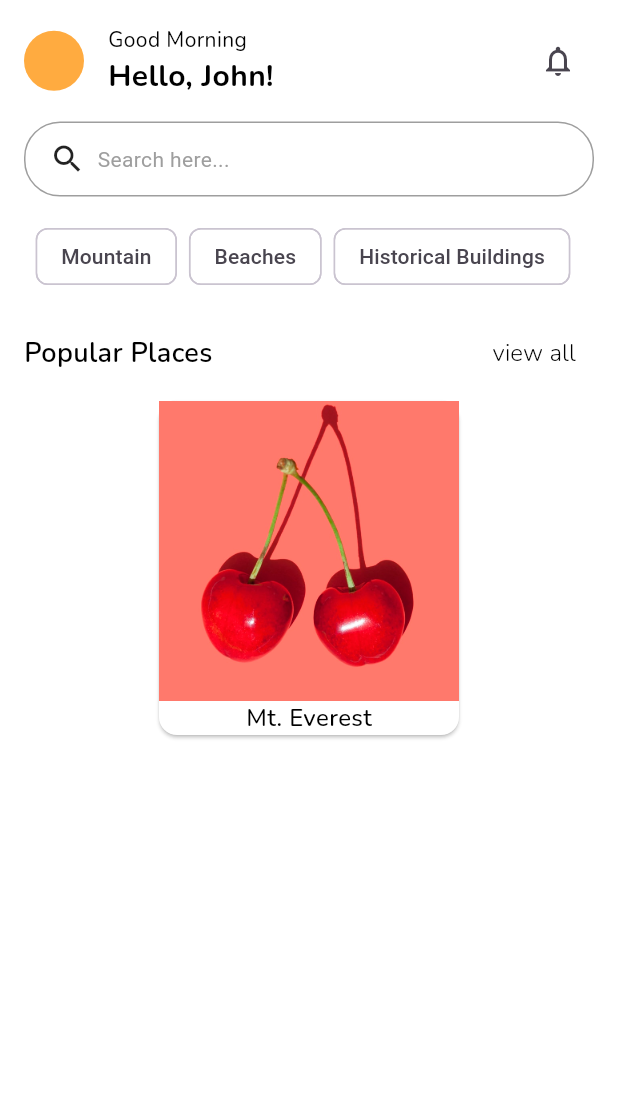
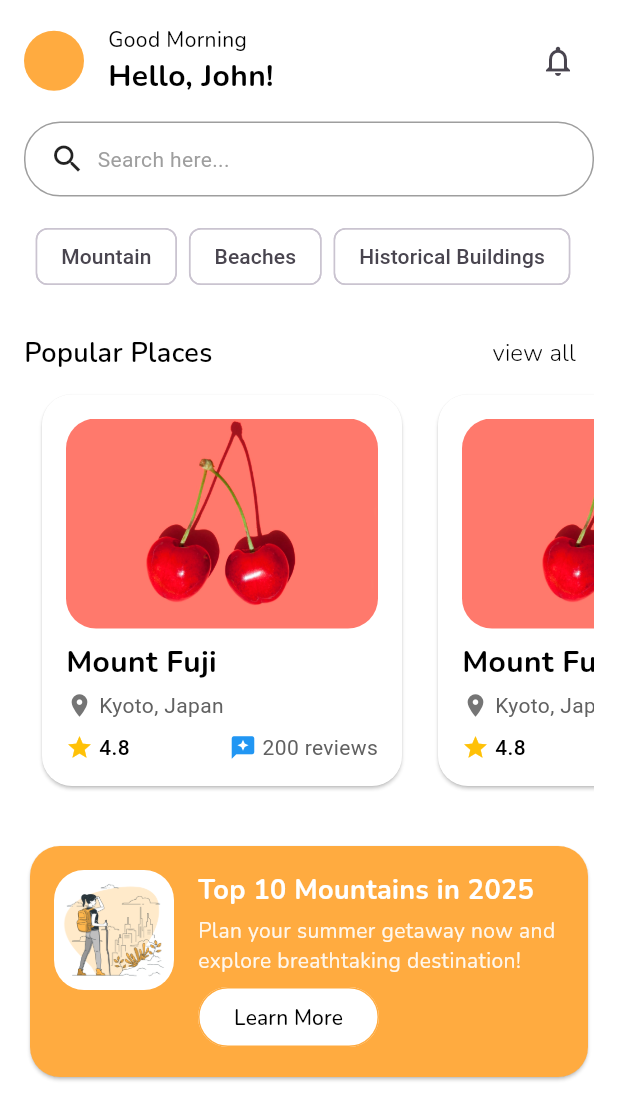
Before and after one commit to zyrridian/travel-guide-app, a Flutter app: the HomeScreen screen opened directly, on a phone screen of 412 x 824 dp. Shown: the top 1120 px of the screen. Run offline on Flutter 3.47's test engine with Material 3 defaults, Android fonts, the phone set to English and light mode, and no system bars; our stand-ins replace flutter_svg.

Commit message:
feat: add popular place and banner card

```diff
--- a/lib/home_screen.dart
+++ b/lib/home_screen.dart
@@ -10,6 +10,7 @@ class HomeScreen extends StatelessWidget {
       body: SafeArea(
         child: Padding(
           padding: const EdgeInsets.symmetric(horizontal: 16.0, vertical: 8.0),
+          child: SingleChildScrollView(
             child: Column(
               children: [
                 SizedBox(height: 8),
@@ -123,24 +124,101 @@ class HomeScreen extends StatelessWidget {
                     ),
                   ],
                 ),
-              SizedBox(height: 4),
-              Card(
+                SizedBox(
+                  height: 269,
+                  child: ListView.builder(
+                    scrollDirection: Axis.horizontal,
+                    itemCount: 5,
+                    itemBuilder: (context, index) {
+                      return Padding(
+                        padding: EdgeInsets.symmetric(horizontal: 8),
+                        child: PopularPlaceCard(),
+                      );
+                    },
+                  ),
+                ),
+                SizedBox(height: 32),
+                BannerCard(),
+              ],
+            ),
+          ),
+        ),
+      ),
+    );
+  }
+}
+
+class BannerCard extends StatelessWidget {
+  const BannerCard({
+    super.key,
+  });
+
+  @override
+  Widget build(BuildContext context) {
+    return Card(
+      color: Colors.orangeAccent,
+      shape: RoundedRectangleBorder(
+        borderRadius: BorderRadius.circular(20),
+      ),
+      child: Container(
+        decoration: BoxDecoration(
+          borderRadius: BorderRadius.circular(20),
+        ),
+        padding: const EdgeInsets.all(16),
+        child: Row(
+          crossAxisAlignment: CrossAxisAlignment.start,
+          children: [
+            Container(
+              width: 80,
+              height: 80,
+              decoration: BoxDecoration(
                 color: Colors.white,
-                child: Column(
-                  children: [
-                    Image.asset(
-                      'images/cherries.jpg',
-                      width: 200,
-                      height: 200,
+                borderRadius: BorderRadius.circular(20),
+                image: DecorationImage(
+                  image: AssetImage('images/journey.png'),
                   fit: BoxFit.cover,
                 ),
+              ),
+            ),
+            const SizedBox(width: 16),
+            Expanded(
+              child: Column(
+                crossAxisAlignment: CrossAxisAlignment.start,
+                children: [
                   Text(
-                      'Mt. Everest',
+                    'Top 10 Mountains in 2025',
                     style: TextStyle(
+                      fontFamily: 'Nunito',
+                      fontSize: 18,
+                      fontWeight: FontWeight.bold,
+                      color: Colors.white,
+                    ),
+                  ),
+                  const SizedBox(height: 4),
+                  Text(
+                    'Plan your summer getaway now and explore breathtaking destination!',
+                    style: TextStyle(
+                      fontFamily: 'Nunito',
+                      fontSize: 14,
+                      color: Colors.white.withOpacity(0.9),
+                    ),
+                  ),
+                  const SizedBox(height: 4),
+                  OutlinedButton(
+                    onPressed: () {},
+                    style: OutlinedButton.styleFrom(
+                      backgroundColor: Colors.white,
+                      side: BorderSide(color: Colors.orangeAccent),
+                      shape: RoundedRectangleBorder(
+                        borderRadius: BorderRadius.circular(20),
+                      ),
+                    ),
+                    child: Text(
+                      'Learn More',
+                      style: TextStyle(
+                        fontFamily: 'Nunito',
                         color: Colors.black,
-                        fontSize: 16,
-                        fontFamily: 'Nunito',
-                        fontWeight: FontWeight.w500,
+                      ),
                     ),
                   )
                 ],
@@ -149,6 +227,109 @@ class HomeScreen extends StatelessWidget {
           ],
         ),
       ),
+    );
+  }
+}
+
+// FFB74D
+class PopularPlaceCard extends StatelessWidget {
+  const PopularPlaceCard({
+    super.key,
+  });
+
+  @override
+  Widget build(BuildContext context) {
+    return Card(
+      color: Colors.white,
+      shape: RoundedRectangleBorder(
+        borderRadius: BorderRadius.circular(20),
+      ),
+      child: Container(
+        width: 240,
+        padding: EdgeInsets.all(16),
+        child: Column(
+          crossAxisAlignment: CrossAxisAlignment.start,
+          children: [
+            ClipRRect(
+              borderRadius: BorderRadius.circular(20),
+              child: Image.asset(
+                'images/cherries.jpg',
+                width: double.infinity,
+                height: 140,
+                fit: BoxFit.cover,
+              ),
+            ),
+            SizedBox(height: 8),
+            Text(
+              'Mount Fuji',
+              style: TextStyle(
+                color: Colors.black,
+                fontSize: 20,
+                fontFamily: 'Nunito',
+                fontWeight: FontWeight.bold,
+              ),
+            ),
+            SizedBox(height: 4),
+            Row(
+              children: [
+                Icon(
+                  Icons.location_on,
+                  size: 18,
+                  color: Colors.grey[600],
+                ),
+                SizedBox(width: 4),
+                Text(
+                  "Kyoto, Japan",
+                  style: TextStyle(
+                    color: Colors.grey[700],
+                    fontSize: 14,
+                  ),
+                ),
+              ],
+            ),
+            SizedBox(height: 8),
+            Row(
+              mainAxisAlignment: MainAxisAlignment.spaceBetween,
+              children: [
+                Row(
+                  children: [
+                    Icon(
+                      Icons.star,
+                      size: 18,
+                      color: Colors.amber,
+                    ),
+                    SizedBox(width: 4),
+                    Text(
+                      "4.8",
+                      style: TextStyle(
+                        color: Colors.black,
+                        fontSize: 14,
+                        fontWeight: FontWeight.w500,
+                      ),
+                    ),
+                  ],
+                ),
+                Row(
+                  children: [
+                    Icon(
+                      Icons.reviews,
+                      size: 18,
+                      color: Colors.blue,
+                    ),
+                    SizedBox(width: 4),
+                    Text(
+                      "200 reviews",
+                      style: TextStyle(
+                        color: Colors.grey[700],
+                        fontSize: 14,
+                      ),
+                    ),
+                  ],
+                ),
+              ],
+            ),
+          ],
+        ),
       ),
     );
   }
```
Also changed, not shown: images/journey.png (added). Lines whose indentation alone changed are shown as unchanged.
